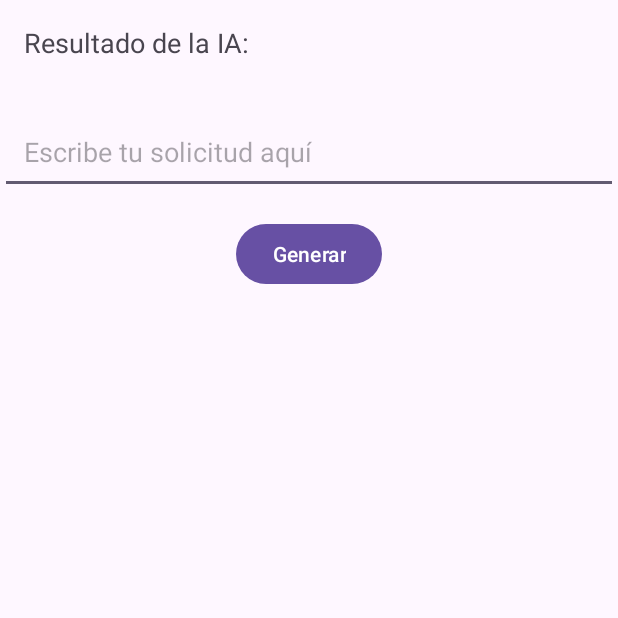
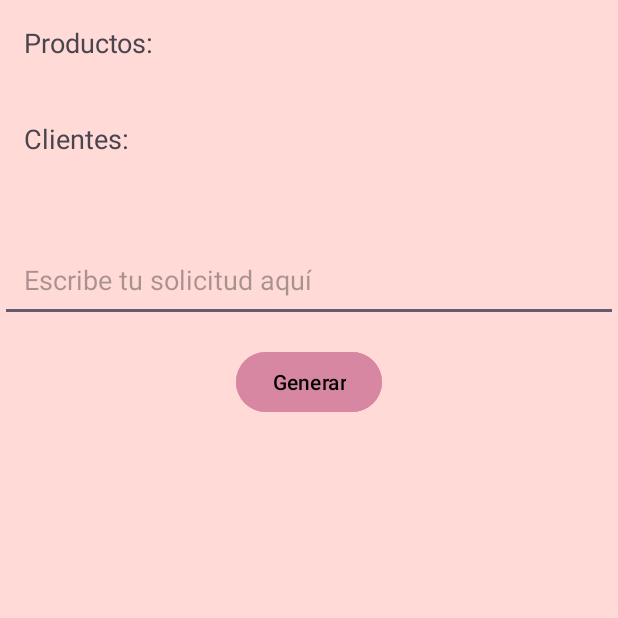
Before and after one commit to Lpcadavid/PIMTSACT, an Android app: the GeminiActivity screen opened directly, with no data from a screen before it, after a tap on "Generar", on a phone screen of 412 x 824 dp, the top half of it. Run offline under Robolectric (Android 15) with nearby library versions, the phone set to English and light mode, and no system bars; our stand-ins replace Firebase (no records; nobody signed in at launch, a user with empty details on screens opened directly); libraries missing offline, so code that uses them is left out: com.google.ai.client; 5 statements that could not run were skipped.

Commit message:
GeminiIA2

```diff
--- a/app/src/main/java/com/example/santaellafinal/GeminiActivity.java
+++ b/app/src/main/java/com/example/santaellafinal/GeminiActivity.java
@@ -1,17 +1,18 @@
 package com.example.santaellafinal;
 
-import android.os.Bundle;import android.os.Bundle;
+import android.os.Bundle;
 import android.view.View;
 import android.widget.Button;
 import android.widget.EditText;
 import android.widget.TextView;
 
-import androidx.activity.EdgeToEdge;
 import androidx.appcompat.app.AppCompatActivity;
-import androidx.core.graphics.Insets;
-import androidx.core.view.ViewCompat;
-import androidx.core.view.WindowInsetsCompat;
 
+import com.google.android.gms.tasks.OnCompleteListener;
+import com.google.android.gms.tasks.Task;
+import com.google.firebase.firestore.FirebaseFirestore;
+import com.google.firebase.firestore.QueryDocumentSnapshot;
+import com.google.firebase.firestore.QuerySnapshot;
 import com.google.ai.client.generativeai.GenerativeModel;
 import com.google.ai.client.generativeai.java.GenerativeModelFutures;
 import com.google.ai.client.generativeai.type.Content;
@@ -21,64 +22,96 @@ import com.google.common.util.concurrent.Futures;
 import com.google.common.util.concurrent.ListenableFuture;
 import com.google.common.util.concurrent.MoreExecutors;
 
-import java.util.concurrent.Executor;
+public class GeminiActivity extends AppCompatActivity {
 
-public class GeminiActivity extends AppCompatActivity {
     TextView tvResultado;
     EditText ed1;
     Button btnGenerar;
-
-    Executor executor;
+    FirebaseFirestore db;
 
     @Override
     protected void onCreate(Bundle savedInstanceState) {
         super.onCreate(savedInstanceState);
-        EdgeToEdge.enable(this);
         setContentView(R.layout.activity_gemini);
-        ViewCompat.setOnApplyWindowInsetsListener(findViewById(R.id.main), (v, insets) -> {
-            Insets systemBars = insets.getInsets(WindowInsetsCompat.Type.systemBars());
-            v.setPadding(systemBars.left, systemBars.top, systemBars.right, systemBars.bottom);
-            return insets;
-        });
 
+        // Inicializar vistas
         tvResultado = findViewById(R.id.tvResultado);
         ed1 = findViewById(R.id.et1);
-
         btnGenerar = findViewById(R.id.btnGenerar);
 
+        // Inicializar Firestore
+        db = FirebaseFirestore.getInstance();
 
-
+        // Configurar el botón para generar contenido
         btnGenerar.setOnClickListener(new View.OnClickListener() {
             @Override
             public void onClick(View view) {
 
-                // The Gemini 1.5 models are versatile and work with both text-only and multimodal prompts
-                GenerativeModel gm = new GenerativeModel(/* modelName */ "gemini-1.5-flash","AIzaSyC5enlIHk6kTC0N72Brt2epl4L7sqUld7E");
+                // Primero, consulta los datos de la colección "productos"
+                db.collection("productos") // Suponiendo que la colección se llama "productos"
+                        .get()
+                        .addOnCompleteListener(new OnCompleteListener<QuerySnapshot>() {
+                            @Override
+                            public void onComplete(Task<QuerySnapshot> task) {
+                                if (task.isSuccessful()) {
+                                    String productos = "";
+                                    for (QueryDocumentSnapshot document : task.getResult()) {
+                                        // Obtén el nombre del producto o los datos que necesites
+                                        productos += document.getString("nombre") + "\n";
+                                    }
+                                    // Mostrar los productos en el TextView
+                                    tvResultado.setText("Productos:\n" + productos);
+                                } else {
+                                    tvResultado.setText("Error al obtener productos.");
+                                }
+                            }
+                        });
+
+                // Luego, consulta los datos de la colección "clientes"
+                db.collection("clientes") // Suponiendo que la colección se llama "clientes"
+                        .get()
+                        .addOnCompleteListener(new OnCompleteListener<QuerySnapshot>() {
+                            @Override
+                            public void onComplete(Task<QuerySnapshot> task) {
+                                if (task.isSuccessful()) {
+                                    String clientes = "";
+                                    for (QueryDocumentSnapshot document : task.getResult()) {
+                                        // Obtén los datos del cliente
+                                        clientes += "Nombre: " + document.getString("nombre") +
+                                                ", Email: " + document.getString("email") + "\n";
+                                    }
+                                    // Mostrar los clientes en el TextView
+                                    tvResultado.append("\n\nClientes:\n" + clientes);
+                                } else {
+                                    tvResultado.append("\n\nError al obtener clientes.");
+                                }
+                            }
+                        });
+
+                // Luego, genera el contenido con Gemini
+                GenerativeModel gm = new GenerativeModel("gemini-1.5-flash", "YOUR_API_KEY");
                 GenerativeModelFutures model = GenerativeModelFutures.from(gm);
 
                 Content content = new Content.Builder()
                         .addText("Write a story about a magic backpack.")
                         .build();
 
-                executor = MoreExecutors.newDirectExecutorService(); //
-
                 ListenableFuture<GenerateContentResponse> response = model.generateContent(content);
 
                 Futures.addCallback(response, new FutureCallback<GenerateContentResponse>() {
                     @Override
                     public void onSuccess(GenerateContentResponse result) {
-                        String resultText = result.getText();
-                        tvResultado.setText(resultText);
+                        String resultText = result.getText(); // Asegúrate de que 'getText()' sea el método adecuado
+                        tvResultado.append("\n\nIA Generada:\n" + resultText); // Mostrar el resultado de Gemini
                     }
 
                     @Override
                     public void onFailure(Throwable t) {
                         t.printStackTrace();
+                        tvResultado.setText("Error al generar contenido.");
                     }
-                }, executor);
-
+                }, MoreExecutors.directExecutor());
             }
         });
-
     }
 }
--- a/app/src/main/res/layout/activity_gemini.xml
+++ b/app/src/main/res/layout/activity_gemini.xml
@@ -3,6 +3,8 @@
     xmlns:app="http://schemas.android.com/apk/res-auto"
     xmlns:tools="http://schemas.android.com/tools"
     android:layout_width="match_parent"
+    android:background="@color/md_theme_onErrorContainer"
+
     android:id="@+id/main"
     android:layout_height="match_parent"
     tools:context=".GeminiActivity">
@@ -37,6 +39,11 @@
         android:layout_width="wrap_content"
         android:layout_height="wrap_content"
         android:text="Generar"
+        android:layout_marginStart="25dp"
+        android:layout_marginEnd="25dp"
+        android:backgroundTint="#d887a2"
+        android:textColor="@color/black"
+        android:layout_marginBottom="12dp"
         android:layout_marginTop="16dp"
         app:layout_constraintEnd_toEndOf="parent"
         app:layout_constraintStart_toStartOf="parent"
```
